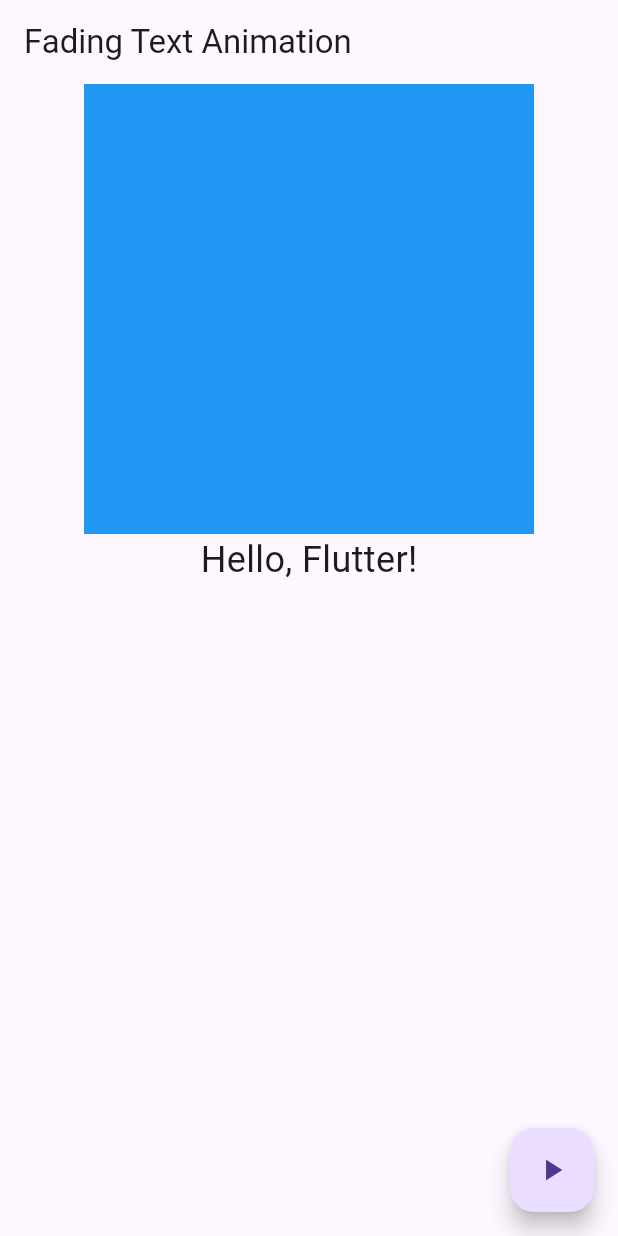
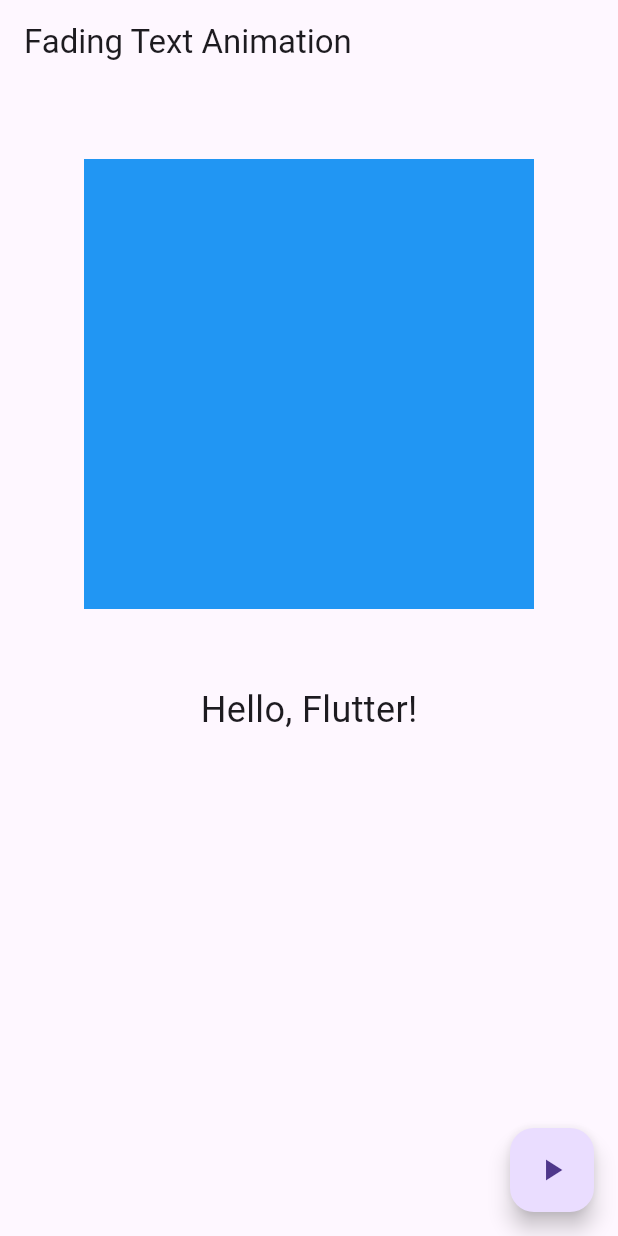
Before and after one commit to DavEspo/fading_text_animation, a Flutter app: the screen it shows after launch, on a phone screen of 412 x 824 dp. Run offline on Flutter 3.47's test engine with Material 3 defaults, Android fonts, the phone set to English and light mode, and no system bars.

Commit message:
Fifth Commit

```diff
--- a/lib/main.dart
+++ b/lib/main.dart
@@ -50,6 +50,9 @@ class _FadingTextAnimationState extends State<FadingTextAnimation> with TickerPr
       body: Center(
         child: Column(
           children: [
+            SizedBox(
+              height: 50
+            ),
             GestureDetector(
               onTap: () {
                 toggleVisibility;
@@ -65,6 +68,16 @@ class _FadingTextAnimationState extends State<FadingTextAnimation> with TickerPr
                   color: _isVisible == true ? Colors.blue: Colors.white,
                 ),
               )
+            ),
+            GestureDetector(
+              onTap: () {
+                toggleVisibility;
+              },
+              child: AnimatedContainer(
+                curve: _isVisible == true ? Curves.easeInCirc:Curves.easeOutSine,
+                height: _isVisible == true ? 50:350,
+                duration: Duration(seconds: 1),
+              ),
             ),
             GestureDetector(
               onTap: toggleVisibility,
```
